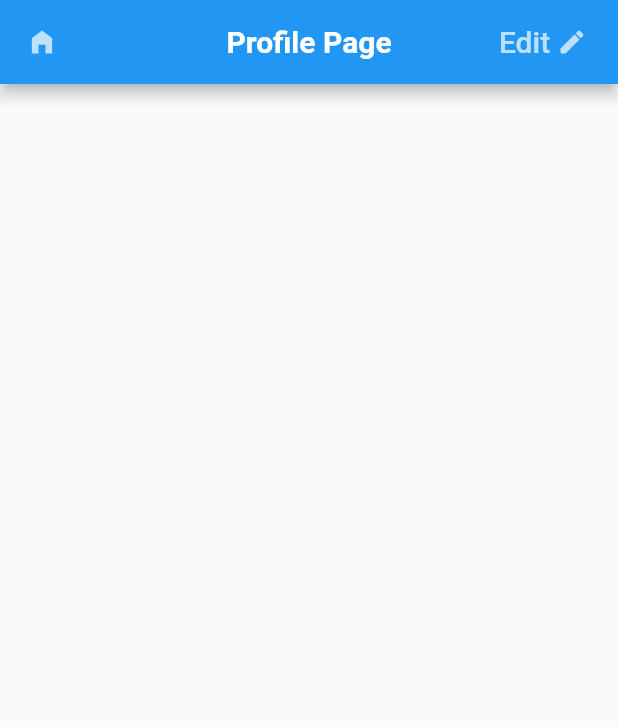
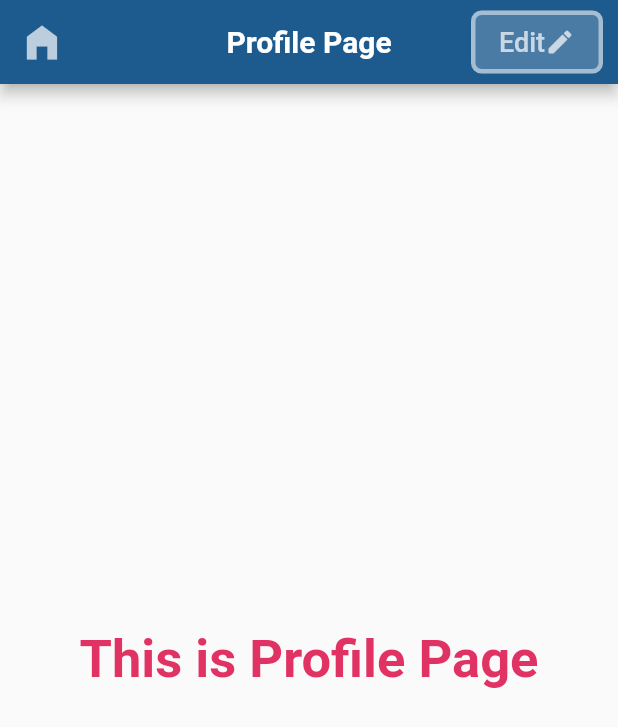
Before and after one commit to arman-arif/learing_flutter_and_dart, a Flutter app: the ProfilePage screen opened directly, on a phone screen of 412 x 824 dp. Shown: the top 727 px of the screen. Run offline on Flutter 3.47's test engine with Material 2 defaults, Android fonts, the phone set to English and light mode, and no system bars.

Commit message:
Added Design for profile page

```diff
--- a/flutter_projects/second_app/lib/profile_page.dart
+++ b/flutter_projects/second_app/lib/profile_page.dart
@@ -24,6 +24,7 @@ class _ProfilePageState extends State<ProfilePage> {
           ),
           textAlign: TextAlign.center,
         ),
+        backgroundColor: Color.fromRGBO(29, 90, 141, 1),
         centerTitle: true,
         leading: IconButton(
           onPressed: () {
@@ -35,12 +36,18 @@ class _ProfilePageState extends State<ProfilePage> {
             );
           },
           icon: Icon(Icons.home_filled),
-          iconSize: 20,
+          iconSize: 30,
           color: Colors.white70,
         ),
         actions: [
           Container(
-            width: 100,
+            margin: EdgeInsets.only(
+              right: 10,
+            ),
+            child: Padding(
+              padding: const EdgeInsets.symmetric(
+                vertical: 7,
+              ),
               child: FlatButton(
                 onPressed: () {
                   Navigator.push(
@@ -51,15 +58,20 @@ class _ProfilePageState extends State<ProfilePage> {
                   );
                 },
                 shape: RoundedRectangleBorder(
-                borderRadius: BorderRadius.circular(25),
+                  borderRadius: BorderRadius.circular(7),
+                  side: BorderSide(
+                    color: Color.fromRGBO(255, 255, 255, 0.5),
+                    width: 3,
                   ),
+                ),
+                color: Color.fromRGBO(255, 255, 255, 0.2),
                 child: Row(
                   mainAxisAlignment: MainAxisAlignment.spaceEvenly,
                   children: [
                     Text(
                       "Edit",
                       style: TextStyle(
-                      fontSize: 20,
+                        fontSize: 18,
                         color: Colors.white70,
                       ),
                     ),
@@ -72,7 +84,18 @@ class _ProfilePageState extends State<ProfilePage> {
                 ),
               ),
             ),
+          ),
         ],
+      ),
+      body: Center(
+        child: Text(
+          "This is Profile Page",
+          style: TextStyle(
+            fontSize: 35,
+            fontWeight: FontWeight.w600,
+            color: Color.fromRGBO(225, 50, 100, 1),
+          ),
+        ),
       ),
     );
   }
```
Lines whose indentation alone changed are shown as unchanged.
